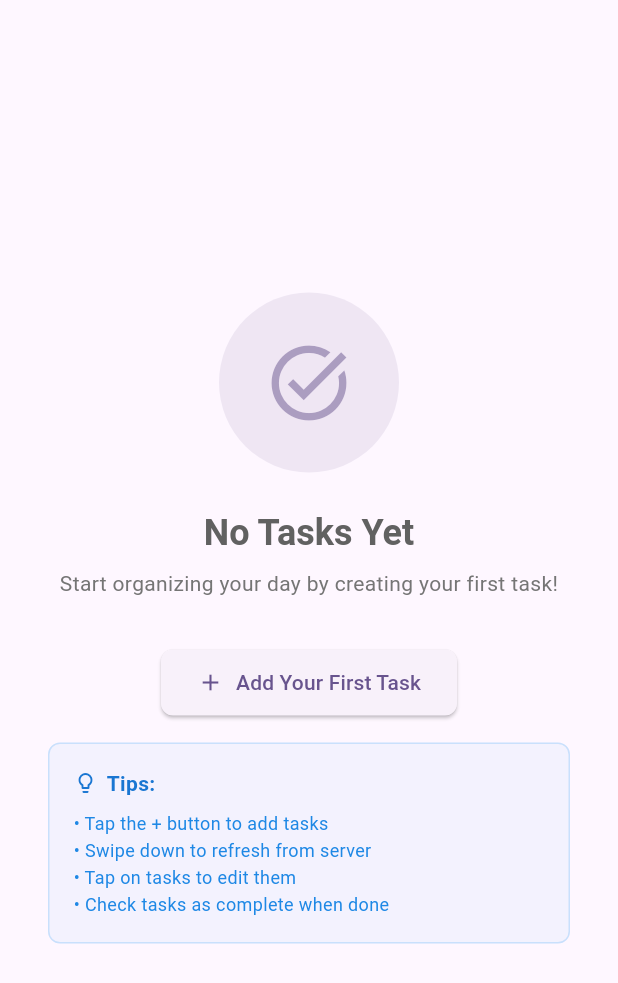
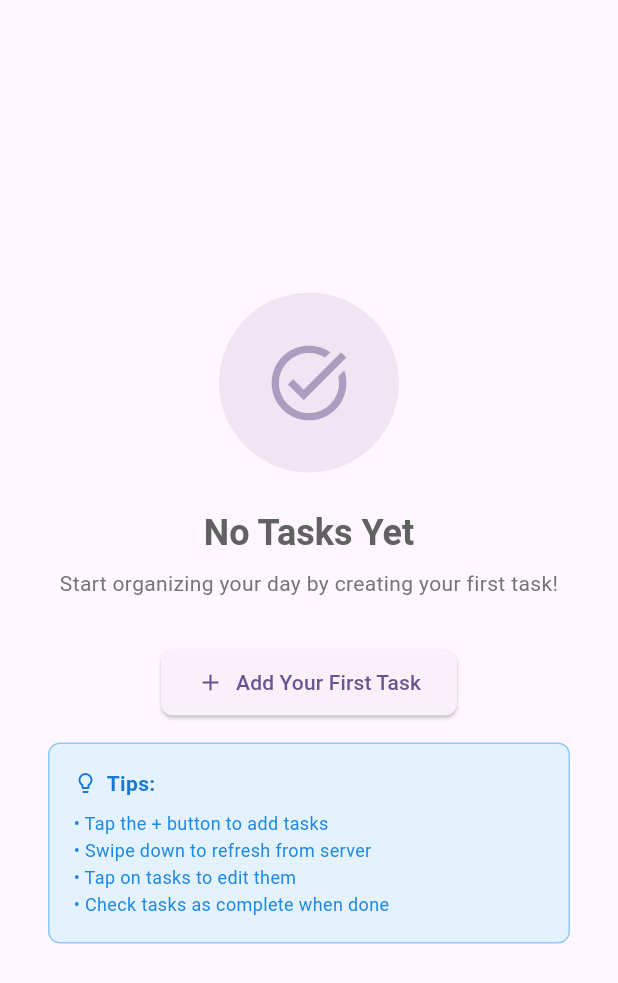
Before and after one commit to PrijeshBikramShahi/ToDoApp, a Flutter app: the EmptyStateWidget widget shown alone on an empty page, opened directly, on a phone screen of 412 x 824 dp. Shown: the top 983 px of the screen. Run offline on Flutter 3.47's test engine with Material 3 defaults, Android fonts, the phone set to English and light mode, and no system bars; our stand-ins replace get.

Commit message:
opacity fixed

```diff
--- a/lib/views/widgets/empty_state_widget.dart
+++ b/lib/views/widgets/empty_state_widget.dart
@@ -78,10 +78,10 @@ class EmptyStateWidget extends StatelessWidget {
             Container(
               padding: const EdgeInsets.all(16),
               decoration: BoxDecoration(
-                color: Colors.blue.withOpacity(0.05),
+                color: Colors.blue[50],
                 borderRadius: BorderRadius.circular(8),
                 border: Border.all(
-                  color: Colors.blue.withOpacity(0.2),
+                  color: Colors.blue[200]!,
                 ),
               ),
               child: Column(
```
